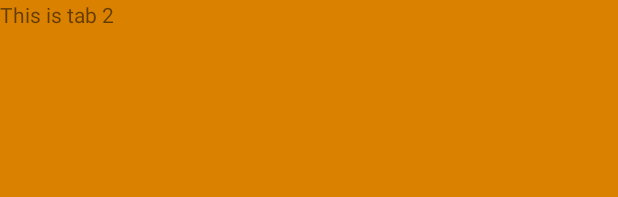
After one commit to pizzaisdavid/TellMeTimer, an Android app: the layout activity_main.xml on its own in the app's theme, with its tools: preview values and no code run, on a phone screen of 412 x 824 dp. The commit adds this screen. Shown: the top 197 px of the screen. Run offline under Robolectric (Android 15) with nearby library versions, the phone set to English and light mode, and no system bars.

Commit message:
basic tabHost example
copied from
http://www.viralandroid.com/2015/09/simple-android-tabhost-and-tabwidget
-example.html

```diff
--- /dev/null
+++ b/app/src/main/res/layout/activity_main.xml
@@ -0,0 +1,59 @@
+<LinearLayout xmlns:android="http://schemas.android.com/apk/res/android"
+              xmlns:tools="http://schemas.android.com/tools"
+              android:layout_width="match_parent"
+              android:layout_height="match_parent"
+              tools:context=".MainActivity">
+
+    <TabHost
+        android:id="@+id/tabHost"
+        android:layout_width="match_parent"
+        android:layout_height="match_parent"
+        android:layout_alignParentTop="true"
+        android:layout_centerHorizontal="true">
+
+        <LinearLayout
+            android:layout_width="match_parent"
+            android:layout_height="match_parent"
+            android:orientation="vertical">
+
+            <TabWidget
+                android:id="@android:id/tabs"
+                android:layout_width="match_parent"
+                android:layout_height="wrap_content"></TabWidget>
+
+            <FrameLayout
+                android:id="@android:id/tabcontent"
+                android:layout_width="match_parent"
+                android:layout_height="match_parent">
+
+                <LinearLayout
+                    android:id="@+id/tab1"
+                    android:layout_width="match_parent"
+                    android:layout_height="match_parent"
+                    android:background="#ffc916"
+                    android:orientation="vertical">
+
+                    <TextView
+                        android:layout_width="match_parent"
+                        android:layout_height="match_parent"
+                        android:text="This is tab 1" />
+
+                </LinearLayout>
+
+                <LinearLayout
+                    android:id="@+id/tab2"
+                    android:layout_width="match_parent"
+                    android:layout_height="match_parent"
+                    android:background="#da8200"
+                    android:orientation="vertical">
+
+                    <TextView
+                        android:layout_width="match_parent"
+                        android:layout_height="match_parent"
+                        android:text="This is tab 2" />
+                </LinearLayout>
+            </FrameLayout>
+        </LinearLayout>
+    </TabHost>
+
+</LinearLayout>
--- a/app/src/main/res/layout/clock_count_up.xml
+++ b/app/src/main/res/layout/clock_count_up.xml
@@ -1,11 +1,11 @@
 <?xml version="1.0" encoding="utf-8"?>
-<android.support.design.widget.CoordinatorLayout
+<android.support.design.widget.FrameLayout
     xmlns:android="http://schemas.android.com/apk/res/android"
     xmlns:tools="http://schemas.android.com/tools"
     android:layout_width="match_parent"
     android:layout_height="match_parent"
     android:fitsSystemWindows="true"
-    tools:context="com.example.user1.tellmetimer.MainActivity">
+    tools:context=".ClockCountUp">
 
 
     <android.support.design.widget.AppBarLayout
@@ -35,4 +35,4 @@
 
     <include layout="@layout/content_main"/>
 
-</android.support.design.widget.CoordinatorLayout>
+</android.support.design.widget.FrameLayout>
--- a/app/src/main/res/layout/content_main.xml
+++ b/app/src/main/res/layout/content_main.xml
@@ -11,7 +11,7 @@
     android:paddingBottom="@dimen/activity_vertical_margin"
     app:layout_behavior="@string/appbar_scrolling_view_behavior"
     tools:showIn="@layout/clock_count_up"
-    tools:context="com.example.user1.tellmetimer.MainActivity">
+    tools:context=".ClockCountUp">
 
 
     <TextView
--- a/app/src/main/res/layout/timer_settings.xml
+++ b/app/src/main/res/layout/timer_settings.xml
@@ -9,7 +9,7 @@
     android:paddingBottom="@dimen/activity_vertical_margin"
     app:layout_behavior="@string/appbar_scrolling_view_behavior"
     tools:showIn="@layout/clock_count_up"
-    tools:context="com.example.user1.tellmetimer.MainActivity">
+    tools:context=".ClockCountUp">
 
     <TextView
         android:layout_width="353dp"
--- a/app/src/main/res/menu/menu_main.xml
+++ b/app/src/main/res/menu/menu_main.xml
@@ -1,7 +1,7 @@
 <menu xmlns:android="http://schemas.android.com/apk/res/android"
     xmlns:app="http://schemas.android.com/apk/res-auto"
     xmlns:tools="http://schemas.android.com/tools"
-    tools:context="com.example.user1.tellmetimer.MainActivity" >
+    tools:context=".ClockCountUp" >
     <item android:id="@+id/action_settings"
         android:title="@string/action_settings"
         android:orderInCategory="100"
--- a/app/src/main/res/values/dimens.xml
+++ b/app/src/main/res/values/dimens.xml
@@ -3,4 +3,5 @@
     <dimen name="activity_horizontal_margin">16dp</dimen>
     <dimen name="activity_vertical_margin">16dp</dimen>
     <dimen name="fab_margin">16dp</dimen>
+    <dimen name="appbar_padding_top">8dp</dimen>
 </resources>
--- a/app/src/main/res/values/strings.xml
+++ b/app/src/main/res/values/strings.xml
@@ -2,4 +2,6 @@
     <string name="app_name">TellMeTimer</string>
     <string name="action_settings">Settings</string>
     <string name="title_activity_splash">SplashActivity</string>
+    <string name="title_activity_main">MainActivity</string>
+    <string name="section_format">Hello World from section: %1$d</string>
 </resources>
--- a/app/src/main/res/values/styles.xml
+++ b/app/src/main/res/values/styles.xml
@@ -13,9 +13,9 @@
         <item name="windowNoTitle">true</item>
     </style>
 
-    <style name="AppTheme.AppBarOverlay" parent="ThemeOverlay.AppCompat.Dark.ActionBar" />
+    <style name="AppTheme.AppBarOverlay" parent="ThemeOverlay.AppCompat.Dark.ActionBar"/>
 
-    <style name="AppTheme.PopupOverlay" parent="ThemeOverlay.AppCompat.Light" />
+    <style name="AppTheme.PopupOverlay" parent="ThemeOverlay.AppCompat.Light"/>
 
 
     <style name="SplashTheme" parent="Theme.AppCompat.NoActionBar">
```
Also changed, not shown: app/src/main/AndroidManifest.xml (+13 -8 lines), app/src/main/java/com/example/user1/tellmetimer/ClockCountUp.java (added, +78 -0 lines), app/src/main/java/com/example/user1/tellmetimer/MainActivity.java (+34 -56 lines), app/src/main/res/layout/fragment_main.xml (added, +16 -0 lines), app/src/main/java/com/example/user1/tellmetimer/MyTabListener.java (added).
